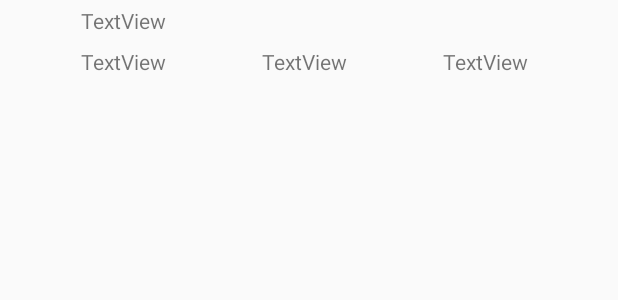
After one commit to eboko1/WeatherForeca, an Android app: the layout list_item.xml on its own in the app's theme, with its tools: preview values and no code run, on a phone screen of 412 x 824 dp. The commit adds this screen. Shown: the top 300 px of the screen. Run offline under Robolectric (Android 15) with nearby library versions, the phone set to English and light mode, and no system bars.

Commit message:
add .xml

```diff
--- a/app/src/main/AndroidManifest.xml
+++ b/app/src/main/AndroidManifest.xml
@@ -11,7 +11,7 @@
         android:roundIcon="@mipmap/ic_launcher_round"
         android:supportsRtl="true"
         android:theme="@style/AppTheme">
-        <activity android:name=".MainActivity">
+        <activity android:name=".ui.MainActivity">
             <intent-filter>
                 <action android:name="android.intent.action.MAIN" />
 
--- a/app/src/main/java/fvi/at/ua/weatherforeca/MainActivity.java
+++ b/app/src/main/java/fvi/at/ua/weatherforeca/ui/MainActivity.java
@@ -1,4 +1,4 @@
-package fvi.at.ua.weatherforeca;
+package fvi.at.ua.weatherforeca.ui;
 
 import android.os.AsyncTask;
 import android.support.v7.app.AppCompatActivity;
@@ -9,6 +9,8 @@ import android.view.MenuItem;
 import android.view.View;
 import android.widget.ProgressBar;
 import android.widget.TextView;
+
+import fvi.at.ua.weatherforeca.R;
 
 public class MainActivity extends AppCompatActivity {
 
--- /dev/null
+++ b/app/src/main/res/layout/list_item.xml
@@ -0,0 +1,58 @@
+<?xml version="1.0" encoding="utf-8"?>
+<LinearLayout
+    xmlns:android="http://schemas.android.com/apk/res/android"
+    android:orientation="horizontal"
+    android:layout_width="match_parent"
+    android:layout_height="match_parent">
+    <ImageView
+        android:id="@+id/conditionImageView"
+        android:layout_width="50dp"
+        android:layout_height="match_parent"
+        android:contentDescription="@string/weather_condition_image"
+        android:scaleType="fitCenter"/>
+
+    <GridLayout
+        android:layout_width="0dp"
+        android:layout_height="match_parent"
+        android:layout_weight="1 "
+        android:columnCount="3"
+        android:rowCount="2"
+        android:useDefaultMargins="true">
+
+        <TextView
+            android:id="@+id/daytextView"
+            android:layout_width="wrap_content"
+            android:layout_height="wrap_content"
+            android:layout_column="0"
+            android:layout_columnSpan="3"
+            android:text="TextView" />
+
+        <TextView
+            android:id="@+id/lowTextView"
+            android:layout_width="wrap_content"
+            android:layout_height="wrap_content"
+            android:layout_row="1"
+            android:layout_columnWeight="1"
+            android:text="TextView"
+            android:layout_column="0"/>
+
+        <TextView
+            android:id="@+id/hiTextView"
+            android:layout_width="wrap_content"
+            android:layout_height="wrap_content"
+            android:layout_row="1"
+            android:layout_columnWeight="1"
+            android:text="TextView"
+            android:layout_column="1"/>
+
+        <TextView
+            android:id="@+id/humidityTextView"
+            android:layout_width="wrap_content"
+            android:layout_height="wrap_content"
+            android:layout_row="1"
+            android:layout_columnWeight="1"
+            android:text="TextView"
+            android:layout_column="2"/>
+
+    </GridLayout>
+</LinearLayout>
--- a/app/src/main/res/values/dimens.xml
+++ b/app/src/main/res/values/dimens.xml
@@ -1,3 +1,4 @@
 <resources>
     <dimen name="fab_margin">16dp</dimen>
+    <dimen name="fab_margin_top">90dp</dimen>
 </resources>
```
Also changed, not shown: app/src/main/res/layout/activity_main.xml (+10 -8 lines), app/src/main/res/layout/content_main.xml (+21 -9 lines).
